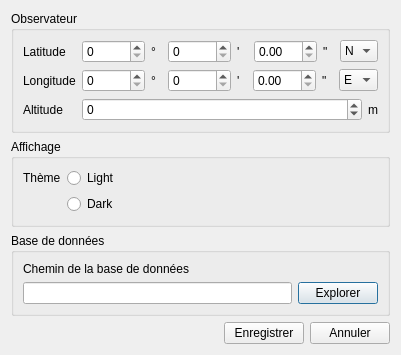
This is dialogs/settingdialog.ui in Paracetamol56/Observeur2 as Qt 5 draws it before an edit. The edited form follows.
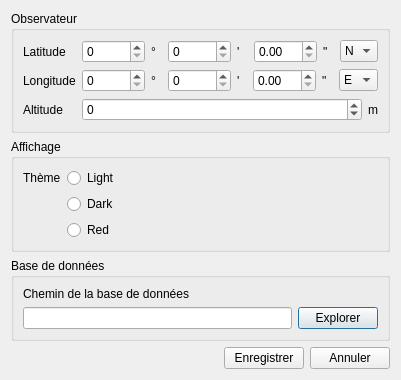
This is the edited form. Icons and pictures are not drawn.

Commit message: theme handling

Patch:
```diff
--- a/dialogs/settingdialog.ui
+++ b/dialogs/settingdialog.ui
@@ -232,6 +232,13 @@
         </property>
        </widget>
       </item>
+      <item row="2" column="1">
+       <widget class="QRadioButton" name="RedRadioButton">
+        <property name="text">
+         <string>Red</string>
+        </property>
+       </widget>
+      </item>
      </layout>
     </widget>
    </item>
```
The commit also changes 2 other files.
